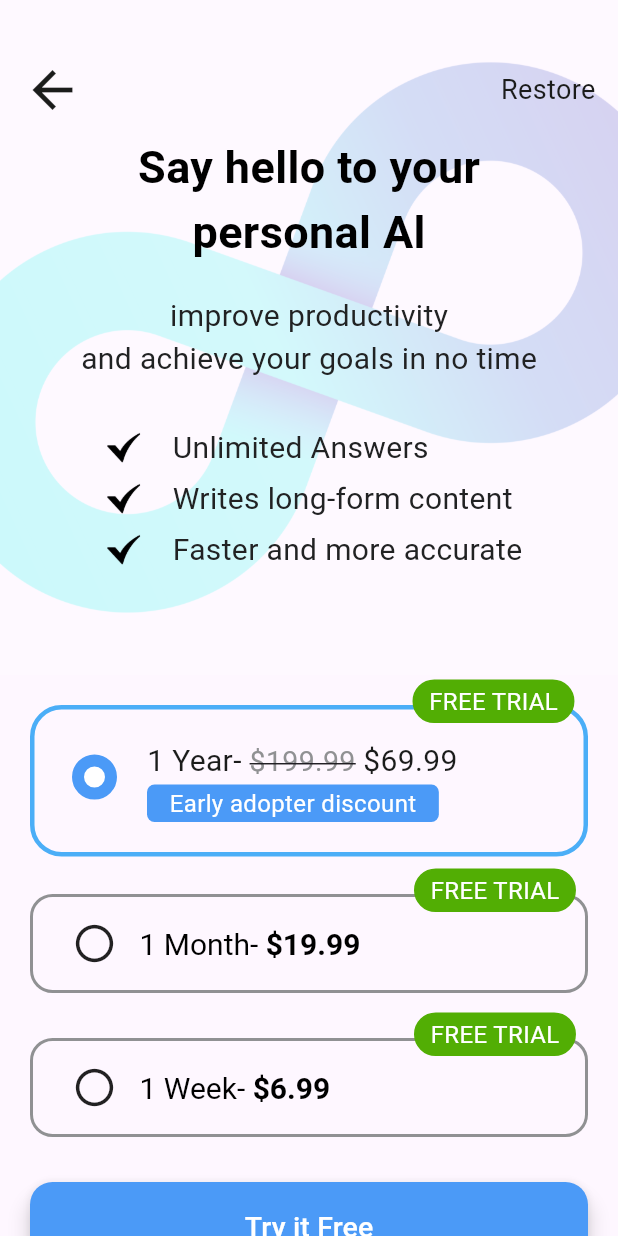
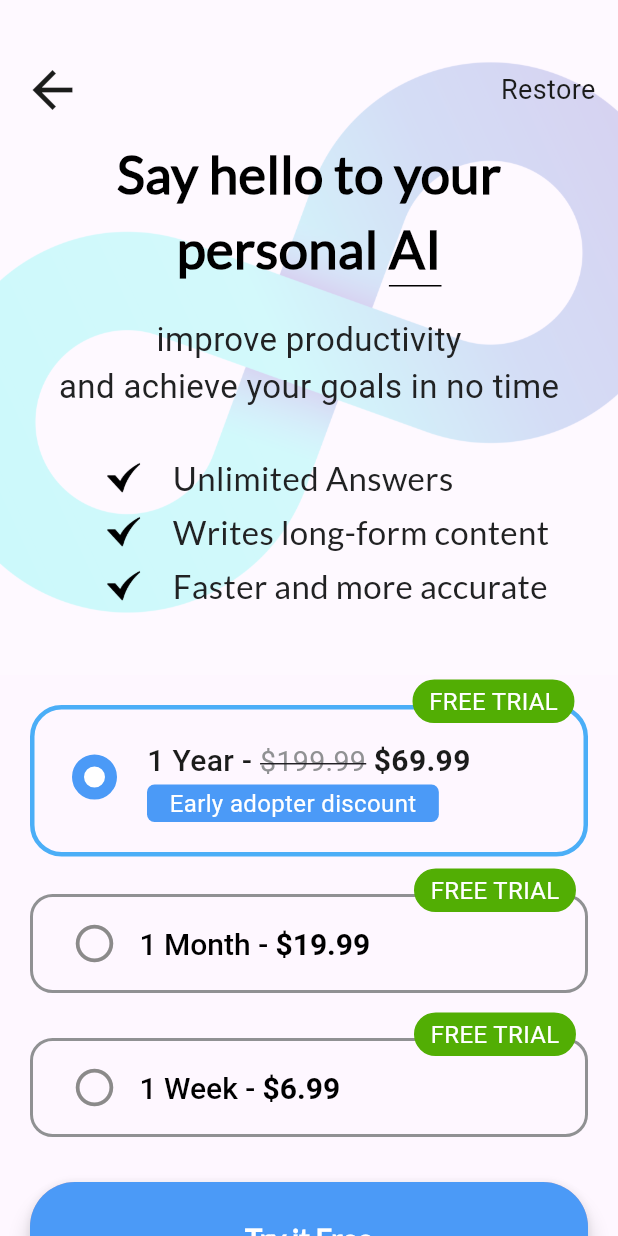
Before and after one commit to BhautikPatel7/Design_one_flutter_1, a Flutter app: the Tutorialfourth screen opened directly, on a phone screen of 412 x 824 dp. Run offline on Flutter 3.47's test engine with Material 3 defaults, Android fonts, the phone set to English and light mode, and no system bars.

Commit message:
Reviwed Designs

```diff
--- a/lib/fourth.dart
+++ b/lib/fourth.dart
@@ -7,9 +7,9 @@ class Tutorialfourth extends StatelessWidget {
   @override
   Widget build(BuildContext context) {
     TextStyle t = const TextStyle(
-        fontSize: 30, fontWeight: FontWeight.bold, color: Colors.black);
+        fontSize: 35, fontWeight: FontWeight.bold, color: Colors.black);
     TextStyle t1 = const TextStyle(
-        fontSize: 20,
+        fontSize: 22,
         fontWeight: FontWeight.normal,
         color: Color.fromRGBO(33, 34, 35, 1));
     // Scaffold is a layout for
@@ -34,14 +34,19 @@ class Tutorialfourth extends StatelessWidget {
               child: Column(
                 children: [
                   // Arrow And Restore text
-                  const Padding(
-                    padding: EdgeInsets.only(left: 15, top: 40, right: 15),
+                  Padding(
+                    padding: const EdgeInsets.only(left: 15, top: 40, right: 15),
                     child: Row(
                       mainAxisAlignment: MainAxisAlignment.spaceBetween,
                       children: [
-                        Icon(Icons.arrow_back,
-                            size: 40, color: Color.fromRGBO(27, 28, 27, 1)),
-                        Text(
+                        InkWell(
+                          child: const Icon(Icons.arrow_back,
+                              size: 40, color: Color.fromRGBO(27, 28, 27, 1)),
+                              onTap: () {
+                                Navigator.pop(context);
+                              },
+                        ),
+                        const Text(
                           'Restore',
                           style: TextStyle(
                               fontSize: 18,
@@ -54,11 +59,28 @@ class Tutorialfourth extends StatelessWidget {
                   // Centred text here
                   Padding(
                     padding: const EdgeInsets.only(top: 10),
-                    child: Text('Say hello to your', style: t),
+                    child: Text('Say hello to your', style: t.copyWith(fontFamily: 'Lato',fontWeight: FontWeight.bold)),
                   ),
-                  Text(
-                    'personal Al',
-                    style: t,
+                  Row(
+                    mainAxisAlignment: MainAxisAlignment.center,
+                    children: [
+                      Text(
+                        'personal ',
+                        style: t.copyWith(fontFamily: 'Lato',fontWeight: FontWeight.w900),
+                      ),
+                      Container(
+                        decoration: BoxDecoration(
+                          border: Border(
+                            bottom: BorderSide(),
+                          )
+                        ),
+                        child: Text(
+                          'AI',
+                          style: t.copyWith(fontFamily: 'Lato',fontWeight: FontWeight.w900),
+                           overflow: TextOverflow.clip,
+                        ),
+                      ),
+                    ],
                   ),
 
                   // Light text
@@ -67,12 +89,12 @@ class Tutorialfourth extends StatelessWidget {
                     padding: const EdgeInsets.only(top: 20, left: 20, right: 20),
                     child: Text(
                       'improve productivity',
-                      style: t1,
+                      style: t1.copyWith(fontWeight: FontWeight.w400),
                     ),
                   ),
                   Text(
                     'and achieve your goals in no time',
-                    style: t1,
+                    style: t1.copyWith(fontWeight: FontWeight.w400),
                   ),
 
                   // Tick And Text
@@ -92,7 +114,7 @@ class Tutorialfourth extends StatelessWidget {
                               padding: const EdgeInsets.only(left: 20),
                               child: Text(
                                 'Unlimited Answers',
-                                style: t1,
+                                 style: t1.copyWith(fontWeight: FontWeight.w400,fontFamily: 'Lato'),
                               ),
                             ),
                           ],
@@ -110,7 +132,7 @@ class Tutorialfourth extends StatelessWidget {
                                 padding: const EdgeInsets.only(left: 20),
                                 child: Text(
                                   'Writes long-form content',
-                                  style: t1,
+                                    style: t1.copyWith(fontWeight: FontWeight.w400,fontFamily: 'Lato'),
                                 ),
                               ),
                             ],
@@ -129,7 +151,7 @@ class Tutorialfourth extends StatelessWidget {
                                 padding: const EdgeInsets.only(left: 20),
                                 child: Text(
                                   'Faster and more accurate',
-                                  style: t1,
+                                  style: t1.copyWith(fontWeight: FontWeight.w400,fontFamily: 'Lato'),
                                 ),
                               ),
                             ],
@@ -188,10 +210,11 @@ class Tutorialfourth extends StatelessWidget {
                               const Row(
                                 children: <Widget>[
                                   Text(
-                                    '1 Year- ',
+                                    '1 Year - ',
                                     style: TextStyle(
                                         fontSize: 20,
-                                        color: Color.fromRGBO(27, 28, 27, 1)),
+                                        color: Color.fromRGBO(27, 28, 27, 1),
+                                        fontWeight: FontWeight.w500),
                                   ),
                                   Text(
                                     r'$199.99',
@@ -207,7 +230,8 @@ class Tutorialfourth extends StatelessWidget {
                                     r'$69.99',
                                     style: TextStyle(
                                         fontSize: 20,
-                                        color: Color.fromRGBO(27, 28, 27, 1)),
+                                        color: Color.fromRGBO(27, 28, 27, 1),
+                                        fontWeight: FontWeight.w600),
                                   ),
                                 ],
                               ),
@@ -275,17 +299,18 @@ class Tutorialfourth extends StatelessWidget {
                         const Icon(
                           Icons.circle_outlined,
                           size: 30,
+                          color: Color.fromARGB(255, 139, 138, 138),
                         ),
                         Padding(
                           padding: const EdgeInsets.only(left: 15),
                           child: RichText(
                             text: const TextSpan(
-                              text: '1 Month- ',
-                              style:TextStyle(fontSize: 20,color: Colors.black),
+                              text: '1 Month - ',
+                              style:TextStyle(fontSize: 20,color: Colors.black,fontWeight: FontWeight.w500),
                               children: <TextSpan>[
                                 TextSpan(
                                     text: r'$19.99',
-                                    style: TextStyle(fontWeight: FontWeight.bold)),
+                                    style: TextStyle(fontWeight: FontWeight.w600)),
                               ],
                             ),
                           ),
@@ -334,17 +359,18 @@ class Tutorialfourth extends StatelessWidget {
                         const Icon(
                           Icons.circle_outlined,
                           size: 30,
+                          color: Color.fromARGB(255, 139, 138, 138),
                         ),
                         Padding(
                           padding: const EdgeInsets.only(left: 15),
                           child: RichText(
                             text: const TextSpan(
-                              text: '1 Week- ',
-                              style:TextStyle(fontSize: 20,color: Colors.black),
+                              text: '1 Week - ',
+                              style:TextStyle(fontSize: 20,color: Colors.black,fontWeight: FontWeight.w500),
                               children: <TextSpan>[
                                 TextSpan(
                                     text: r'$6.99',
-                                    style: TextStyle(fontWeight: FontWeight.bold)),
+                                    style: TextStyle(fontWeight: FontWeight.w600)),
                               ],
                             ),
                           ),
@@ -382,17 +408,17 @@ class Tutorialfourth extends StatelessWidget {
                     children: [
                       Expanded(
                         child: Container(
-                          height: 60, // Adjust the height as needed
+                          height: 75, // Adjust the height as needed
                           decoration: BoxDecoration(
                             borderRadius:
-                                BorderRadius.circular(20), // Add border radius
+                                BorderRadius.circular(30), // Add border radius
                             color: const Color.fromRGBO(253, 183, 183, 1),
                           ),
                           child: FloatingActionButton.extended(
                             foregroundColor: const Color.fromRGBO(255, 255, 255, 1),
                             backgroundColor: const Color.fromRGBO(75, 154, 247, 1),
                             shape: RoundedRectangleBorder(
-                                borderRadius: BorderRadius.circular(15)),
+                                borderRadius: BorderRadius.circular(30)),
                             onPressed: () {
                               if (kDebugMode) {
                                 print('Try It Button Pressed');
@@ -402,7 +428,7 @@ class Tutorialfourth extends StatelessWidget {
                               children: [
                                 Text(
                                   "Try it Free",
-                                  style: TextStyle(fontSize: 19),
+                                  style: TextStyle(fontSize: 19,fontFamily: 'Lato',fontWeight: FontWeight.w900),
                                 ),
 
                               ],
@@ -426,7 +452,7 @@ class Tutorialfourth extends StatelessWidget {
             child: Column(
               children: [
                 Text(r'3 days free, then $69.99/year',style: TextStyle(fontSize: 20),),
-                 Text('cancel anytime',style: TextStyle(fontSize: 20),)
+                 Text('cancel anytime',style: TextStyle(fontSize: 20,fontFamily: 'Mukta',fontWeight: FontWeight.w300),)
               ],
             ),
           ),
@@ -438,8 +464,6 @@ class Tutorialfourth extends StatelessWidget {
               ],
             ),
           ),
-
-
           ],
         ),
       ),
```
Also changed, not shown: lib/main.dart (+43 -22 lines), lib/pratice.dart (+53 -28 lines), lib/second.dart (+29 -11 lines), lib/third.dart (+19 -15 lines), pubspec.yaml (+17 -11 lines), fonts/DMSans-VariableFont_opsz,wght.ttf (added), fonts/JosefinSans-VariableFont_wght.ttf (added), fonts/Lato-Regular.ttf (added), fonts/Mukta-Medium.ttf (added), fonts/Oswald-VariableFont_wght.ttf (added), pubspec.lock.
